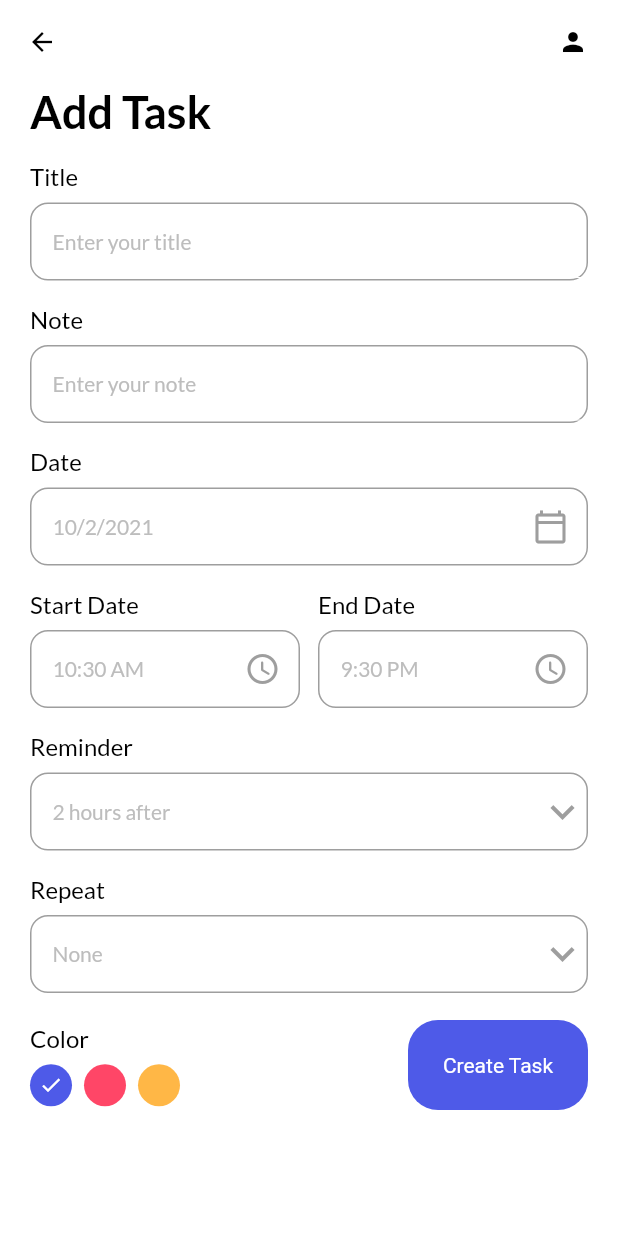
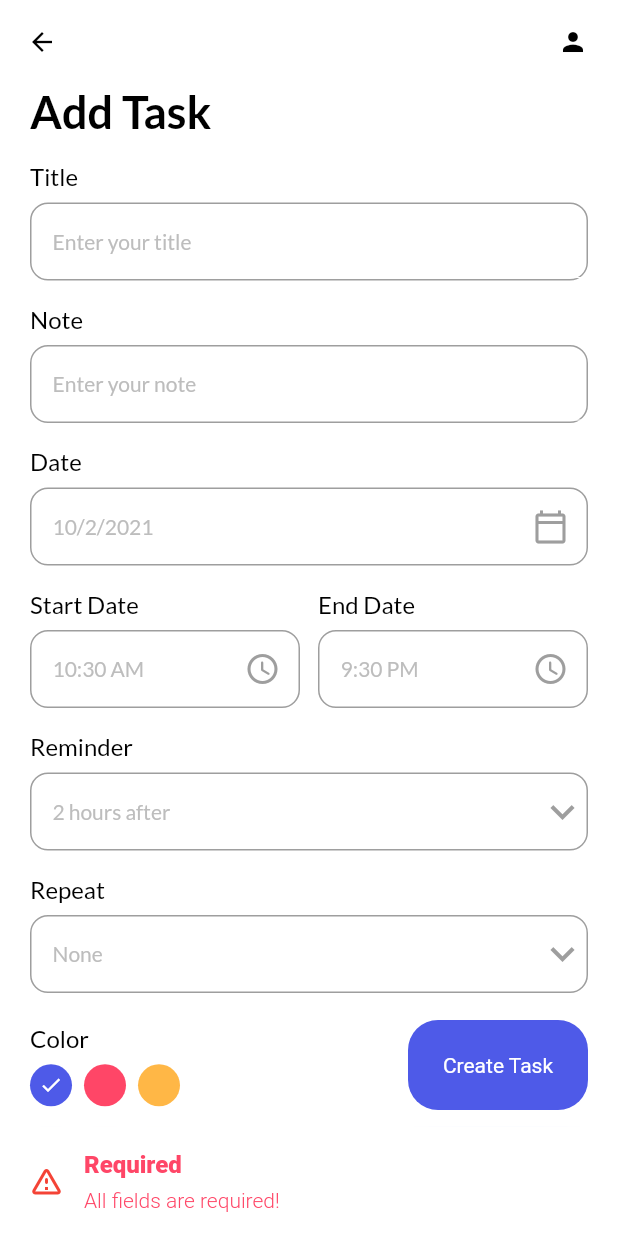
Before and after one commit to Giancarmine/iris, a Flutter app: the AddTaskPage screen opened directly, after a tap on "Create Task", on a phone screen of 412 x 824 dp. Run offline on Flutter 3.47's test engine with Material 2 defaults, Android fonts, the phone set to English and light mode, and no system bars; our stand-ins replace date_picker_timeline, flutter_local_notifications, get, get_storage, google_fonts, sqflite and 1 more; accounts and stored records are empty.

Commit message:
Partially added DB integration

```diff
--- /dev/null
+++ b/lib/controllers/task_controller.dart
@@ -0,0 +1,14 @@
+import 'package:get/get.dart';
+import 'package:iris/db/db_helper.dart';
+import 'package:iris/models/task.dart';
+
+class TaskController extends GetxController {
+  @override
+  void onReady() {
+    super.onReady();
+  }
+
+  Future<int> addTask({Task? task}) async {
+    return await DBHelper.insert(task);
+  }
+}
--- a/lib/main.dart
+++ b/lib/main.dart
@@ -3,12 +3,15 @@ import 'dart:async';
 import 'package:flutter/material.dart';
 import 'package:get/get.dart';
 import 'package:get_storage/get_storage.dart';
+import 'package:iris/db/db_helper.dart';
+import 'package:iris/models/task.dart';
 import 'package:iris/screens/home_page.dart';
 import 'package:iris/services/theme_services.dart';
 import 'package:iris/utils/theme.dart';
 
 Future<void> main() async {
   WidgetsFlutterBinding.ensureInitialized();
+  await DBHelper.initDB();
   await GetStorage.init();
   runApp(const MyApp());
 }
--- /dev/null
+++ b/lib/models/task.dart
@@ -0,0 +1,55 @@
+class Task {
+  int? id;
+  String? title;
+  String? note;
+  int? isCompleted;
+  String? date;
+  String? startTime;
+  String? endTime;
+  int? color;
+  int? remind;
+  String? repeat;
+
+  Task({
+    this.id,
+    this.title,
+    this.note,
+    this.isCompleted,
+    this.date,
+    this.startTime,
+    this.endTime,
+    this.color,
+    this.remind,
+    this.repeat,
+  });
+
+  Task.fromJson(Map<String, dynamic> json) {
+    id = json['id'];
+    title = json['title'];
+    note = json['note'];
+    isCompleted = json['isCompleted'];
+    date = json['date'];
+    startTime = json['startTime'];
+    endTime = json['endTime'];
+    color = json['color'];
+    remind = json['remind'];
+    repeat = json['repeat'];
+  }
+
+  Map<String, dynamic> toJson(){
+    final Map<String, dynamic> data = <String, dynamic>{};
+
+    data['id'] = this.id;
+    data['title'] = this.title;
+    data['note'] = this.note;
+    data['isCompleted'] = this.isCompleted;
+    data['date'] = this.date;
+    data['startTime'] = this.startTime;
+    data['endTime'] = this.endTime;
+    data['color'] = this.color;
+    data['remind'] = this.remind;
+    data['repeat'] = this.repeat;
+
+    return data;
+  }
+}
--- a/lib/screens/add_task_bar.dart
+++ b/lib/screens/add_task_bar.dart
@@ -2,6 +2,8 @@ import 'package:flutter/cupertino.dart';
 import 'package:flutter/material.dart';
 import 'package:get/get.dart';
 import 'package:intl/intl.dart';
+import 'package:iris/controllers/task_controller.dart';
+import 'package:iris/models/task.dart';
 import 'package:iris/utils/theme.dart';
 import 'package:iris/widgets/button.dart';
 import 'package:iris/widgets/input_field.dart';
@@ -14,6 +16,10 @@ class AddTaskPage extends StatefulWidget {
 }
 
 class _AddTaskPageState extends State<AddTaskPage> {
+  final TaskController _taskController = Get.put(TaskController());
+
+  final TextEditingController _titleController = TextEditingController();
+  final TextEditingController _noteController = TextEditingController();
   DateTime _selectedDate = DateTime.now();
   String _endTime = "9:30 PM";
   String _startTime = DateFormat("hh:mm a").format(DateTime.now()).toString();
@@ -49,8 +55,15 @@ class _AddTaskPageState extends State<AddTaskPage> {
                 "Add Task",
                 style: headingStyle,
               ),
-              const MyInputField(title: "Title", hint: "Enter your title"),
-              const MyInputField(title: "Note", hint: "Enter your note"),
+              MyInputField(
+                title: "Title",
+                hint: "Enter your title",
+                controller: _titleController,
+              ),
+              MyInputField(
+                  title: "Note",
+                  hint: "Enter your note",
+                  controller: _noteController),
               MyInputField(
                 title: "Date",
                 hint: DateFormat.yMd().format(_selectedDate),
@@ -163,11 +176,8 @@ class _AddTaskPageState extends State<AddTaskPage> {
                 mainAxisAlignment: MainAxisAlignment.spaceBetween,
                 crossAxisAlignment: CrossAxisAlignment.center,
                 children: [
-                  _colorPallete(),
-                  MyButton(
-                    label: "Create Task",
-                    onTap: () => null,
-                  )
+                  _colorPalette(),
+                  MyButton(label: "Create Task", onTap: () => _validateData())
                 ],
               )
             ],
@@ -177,7 +187,44 @@ class _AddTaskPageState extends State<AddTaskPage> {
     );
   }
 
-  _colorPallete() {
+  _validateData() {
+    if (_titleController.text.isNotEmpty && _noteController.text.isNotEmpty) {
+      _addTaskToDB();
+      Get.back();
+    } else if (_titleController.text.isEmpty || _noteController.text.isEmpty) {
+      Get.snackbar(
+        "Required",
+        "All fields are required!",
+        snackPosition: SnackPosition.BOTTOM,
+        backgroundColor: Colors.white,
+        colorText: pinkClr,
+        icon: const Icon(
+          Icons.warning_amber_rounded,
+          color: Colors.red,
+        ),
+      );
+    }
+  }
+
+  _addTaskToDB() async {
+    int value = await _taskController.addTask(
+      task: Task(
+        title: _titleController.text,
+        note: _noteController.text,
+        date: DateFormat.yMd().format(_selectedDate),
+        startTime: _startTime,
+        endTime: _endTime,
+        remind: _selectedReminder,
+        repeat: _selectedRepeat,
+        color: _selectedColor,
+        isCompleted: 0,
+      ),
+    );
+
+    print("My value is $value");
+  }
+
+  _colorPalette() {
     return Column(
       crossAxisAlignment: CrossAxisAlignment.start,
       children: [
--- a/pubspec.yaml
+++ b/pubspec.yaml
@@ -32,6 +32,7 @@ dependencies:
   date_picker_timeline:
   flutter_local_notifications:
   flutter_native_timezone:
+  sqflite:
 dev_dependencies:
   flutter_test:
     sdk: flutter
```
Also changed, not shown: lib/db/db_helper.dart (added, +41 -0 lines), pubspec.lock.
